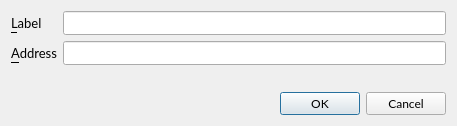
The window that src/qt/forms/editaddressdialog.ui (VeriConomy/vericoin) describes before a commit, drawn with Qt 5.
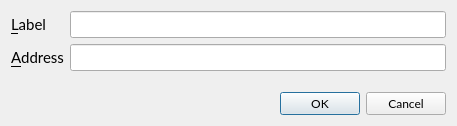
The same window after the commit.

The edit to the form file:
```diff
--- a/src/qt/forms/editaddressdialog.ui
+++ b/src/qt/forms/editaddressdialog.ui
@@ -28,7 +28,7 @@
       <widget class="QLabel" name="label">
        <property name="font">
         <font>
-         <pointsize>10</pointsize>
+         <pointsize>11</pointsize>
         </font>
        </property>
        <property name="text">
@@ -43,7 +43,7 @@
       <widget class="QLineEdit" name="labelEdit">
        <property name="font">
         <font>
-         <pointsize>10</pointsize>
+         <pointsize>11</pointsize>
         </font>
        </property>
        <property name="toolTip">
@@ -55,7 +55,7 @@
       <widget class="QLabel" name="label_2">
        <property name="font">
         <font>
-         <pointsize>10</pointsize>
+         <pointsize>11</pointsize>
         </font>
        </property>
        <property name="text">
@@ -70,7 +70,7 @@
       <widget class="QLineEdit" name="addressEdit">
        <property name="font">
         <font>
-         <pointsize>10</pointsize>
+         <pointsize>11</pointsize>
         </font>
        </property>
        <property name="toolTip">
```
